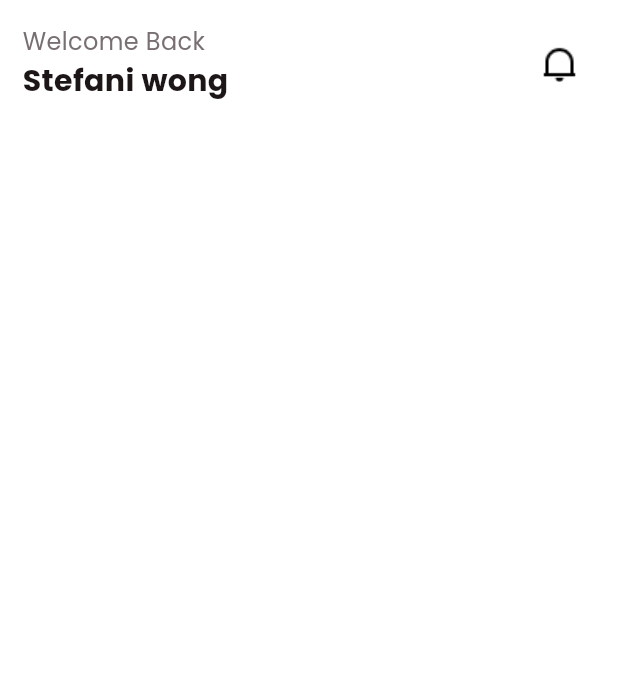
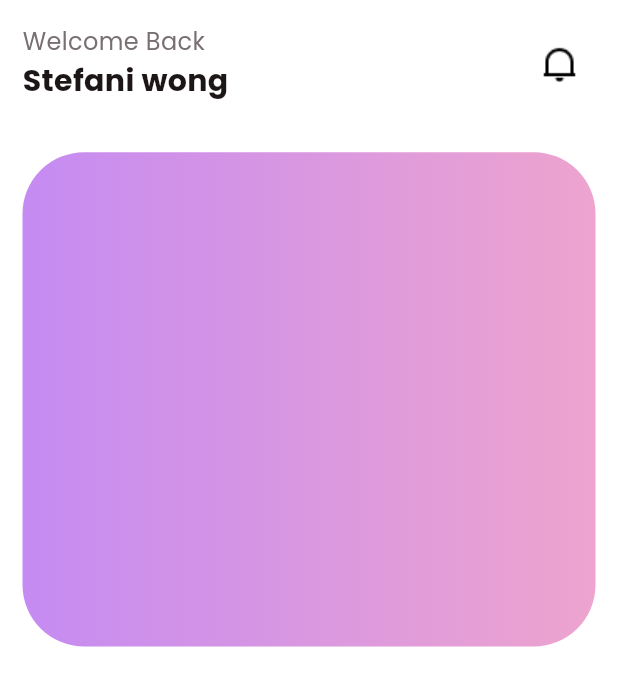
Before and after one commit to sdhaputhanthrie/Fitness-App, a Flutter app: the HomeView screen opened directly, on a phone screen of 412 x 824 dp. Shown: the top 686 px of the screen. Run offline on Flutter 3.47's test engine with Material 3 defaults, Android fonts, the phone set to English and light mode, and no system bars; our stand-ins replace carousel_slider.

Commit message:
add new box

```diff
--- a/lib/view/home/home_view.dart
+++ b/lib/view/home/home_view.dart
@@ -57,6 +57,16 @@ class _HomeViewState extends State<HomeView> {
 
                 ],),
 
+                 SizedBox(height: media.height * 0.02),
+
+                 Container(
+                  height: media.height * 0.4,
+                  decoration: BoxDecoration(
+                    gradient: LinearGradient(colors: TColor.secondaryG),
+                    borderRadius: BorderRadius.circular(media.width * 0.1) ),
+                    )
+
+
 
 
               ],
```
